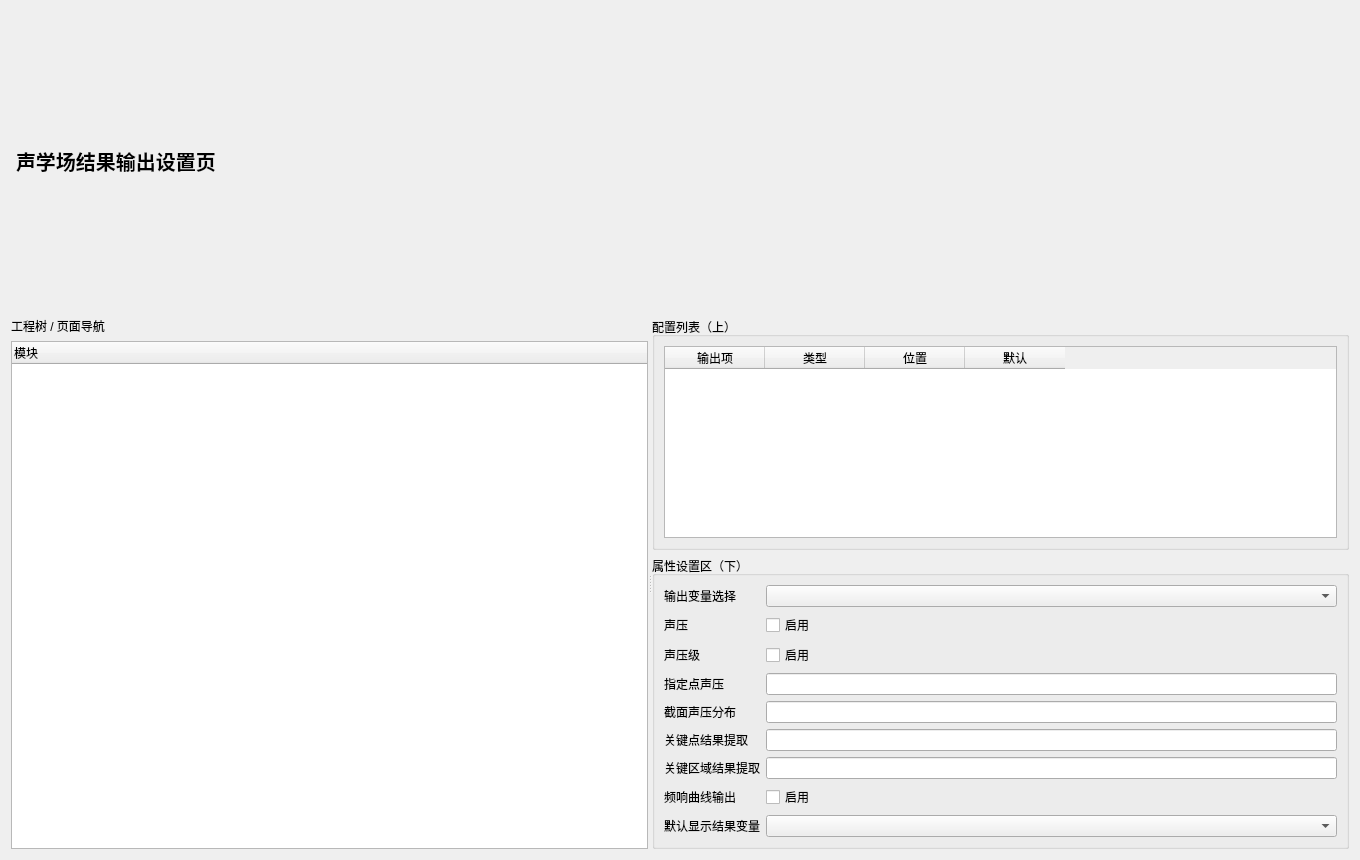
The window that plugins/Base_Display/AcousticResultOutputPage.ui (asd977/base_cae) describes before a commit, drawn with Qt 5.
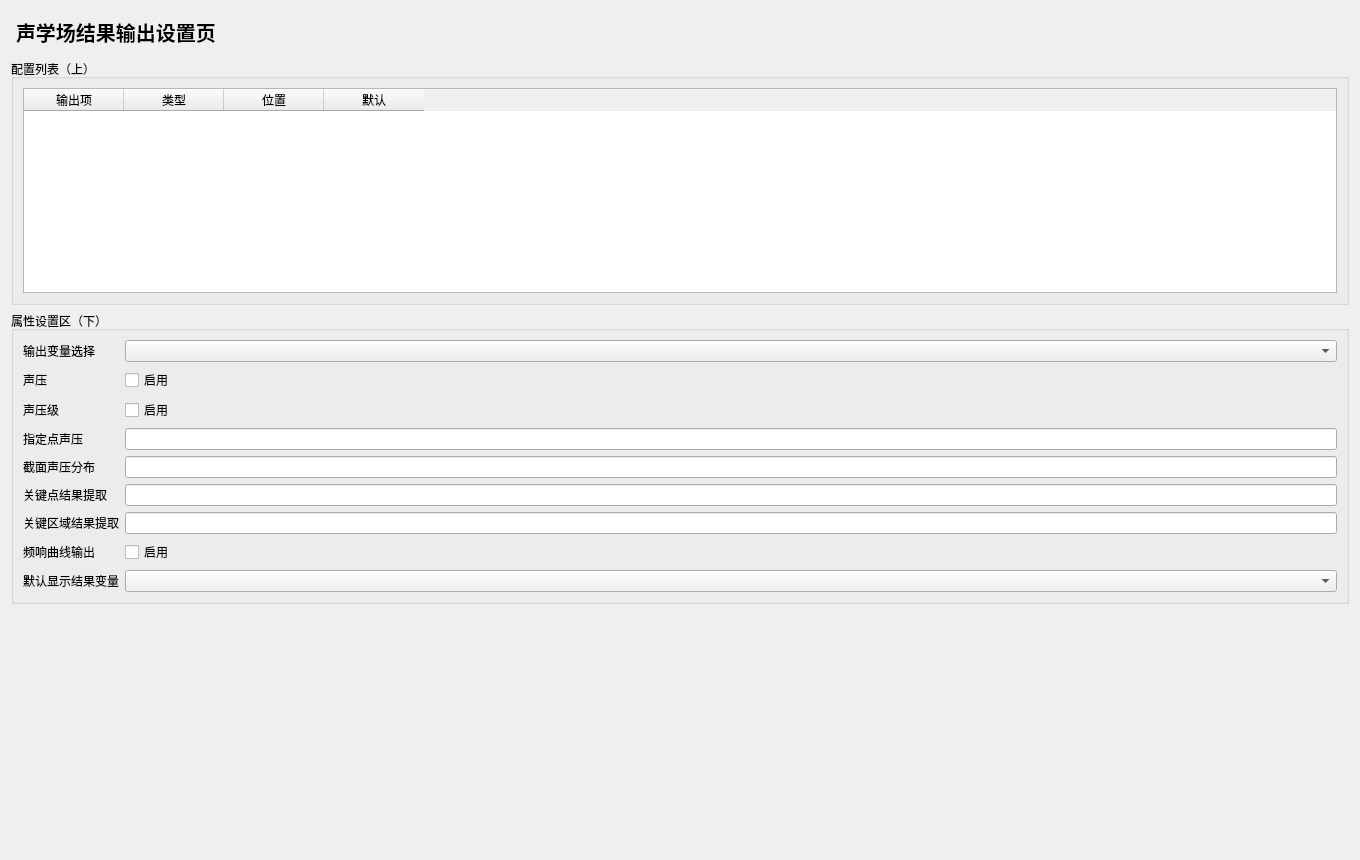
The same window after the commit.

Commit message: 按评审意见移除左侧导航并补充底部纵向弹簧

Patch:
```diff
--- a/plugins/Base_Display/AcousticResultOutputPage.ui
+++ b/plugins/Base_Display/AcousticResultOutputPage.ui
@@ -6,17 +6,6 @@
   <layout class="QVBoxLayout" name="rootLayout">
    <item><widget class="QLabel" name="titleLabel"><property name="styleSheet"><string notr="true">font-size:20px;font-weight:700;padding:6px 0;</string></property><property name="text"><string>声学场结果输出设置页</string></property></widget></item>
    <item>
-    <widget class="QSplitter" name="mainSplitter">
-     <property name="orientation"><enum>Qt::Horizontal</enum></property>
-     <widget class="QWidget" name="leftPanel">
-      <layout class="QVBoxLayout" name="leftLayout">
-       <item><widget class="QLabel" name="navTitle"><property name="text"><string>工程树 / 页面导航</string></property></widget></item>
-       <item><widget class="QTreeWidget" name="navTree"><column><property name="text"><string>模块</string></property></column></widget></item>
-      </layout>
-     </widget>
-     <widget class="QWidget" name="rightPanel">
-      <layout class="QVBoxLayout" name="rightLayout">
-       <item>
         <widget class="QGroupBox" name="listGroup"><property name="title"><string>配置列表（上）</string></property>
          <layout class="QVBoxLayout" name="listLayout">
           <item><widget class="QTableWidget" name="configTable">              <column><property name="text"><string>输出项</string></property></column>
@@ -51,9 +40,11 @@
          </layout>
         </widget>
        </item>
-      </layout>
-     </widget>
-    </widget>
+   <item>
+    <spacer name="verticalSpacer">
+     <property name="orientation"><enum>Qt::Vertical</enum></property>
+     <property name="sizeHint" stdset="0"><size><width>20</width><height>40</height></size></property>
+    </spacer>
    </item>
   </layout>
  </widget>
```
Left out of the diff: 3 changed lines with no effect on the pictures. Lines whose indentation alone changed are shown as unchanged. The commit also changes 23 other files.
